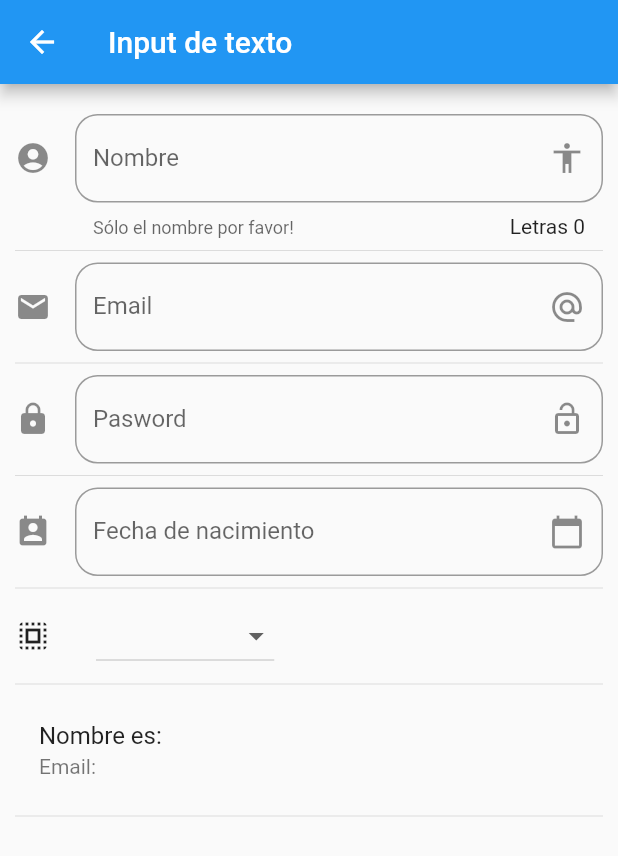
After one commit to danielgomezcantero/componentes_flutter, a Flutter app: the InputPage screen opened by its route, on a phone screen of 412 x 824 dp. The commit adds this screen. Shown: the top 856 px of the screen. Run offline on Flutter 3.47's test engine with Material 2 defaults, Android fonts, the phone set to English and light mode, and no system bars; missing offline and left inert: dart:ffi; network calls fail.

Commit message:
Input, dropdown, datepicker, textfield

```diff
--- a/componentes/data/menu_opts.json
+++ b/componentes/data/menu_opts.json
@@ -1,20 +1,29 @@
 {
-    "nombreApp" : "Componentes",
-    "rutas" : [
-        {
-            "ruta" : "alert",
-            "icon" : "add_alert",
+    "nombreApp": "Componentes",
+    "rutas": [{
+            "ruta": "alert",
+            "icon": "add_alert",
             "texto": "Alertas"
         },
         {
-            "ruta" : "avatar",
-            "icon" : "accessibility",
+            "ruta": "avatar",
+            "icon": "accessibility",
             "texto": "Avatars"
         },
         {
-            "ruta" : "card",
-            "icon" : "folder_open",
+            "ruta": "card",
+            "icon": "folder_open",
             "texto": "Cards - Tarjetas"
+        },
+        {
+            "ruta": "animatedContainer",
+            "icon": "donut_large",
+            "texto": "Animated Container"
+        },
+        {
+            "ruta": "inputs",
+            "icon": "input",
+            "texto": "Inputs"
         }
     ]
 }
--- a/componentes/lib/src/pages/home_page.dart
+++ b/componentes/lib/src/pages/home_page.dart
@@ -1,7 +1,7 @@
-import 'package:componentes/src/pages/alert_page.dart';
+import 'package:flutter/material.dart';
+
 import 'package:componentes/src/providers/menu_provider.dart';
 import 'package:componentes/src/utils/icono_string_util.dart';
-import 'package:flutter/material.dart';
 
 class HomePage extends StatelessWidget {
   @override
--- /dev/null
+++ b/componentes/lib/src/pages/input_page.dart
@@ -0,0 +1,174 @@
+import 'dart:ffi';
+
+import 'package:flutter/material.dart';
+
+class InputPage extends StatefulWidget {
+  InputPage({Key key}) : super(key: key);
+
+  @override
+  _InputPageState createState() => _InputPageState();
+}
+
+class _InputPageState extends State<InputPage> {
+  String _nombre = '';
+  String _email = '';
+  String _fecha = '';
+
+  String _opcionSeleccionada = 'Seleccionar';
+  List<String> _poderes = ['Volar', 'Super Aliento', 'Rayos X', 'Super Fuerza'];
+
+  TextEditingController _inputFieldDateController = new TextEditingController();
+
+  @override
+  Widget build(BuildContext context) {
+    return Scaffold(
+      appBar: AppBar(
+        title: Text('Input de texto'),
+      ),
+      body: ListView(
+        padding: EdgeInsets.symmetric(horizontal: 10.0, vertical: 20.0),
+        children: <Widget>[
+          _crearInput(),
+          Divider(),
+          _crearEmail(),
+          Divider(),
+          _crearPasword(),
+          Divider(),
+          _crearFecha(context),
+          Divider(),
+          _crearDropDown(),
+          Divider(),
+          _crearPersona(),
+          Divider(),
+        ],
+      ),
+    );
+  }
+
+  Widget _crearInput() {
+    return TextField(
+      textCapitalization: TextCapitalization.sentences,
+      decoration: InputDecoration(
+          border: OutlineInputBorder(borderRadius: BorderRadius.circular(15.0)),
+          counter: Text('Letras ${_nombre.length}'),
+          hintText: 'Nombre de la Persona',
+          labelText: 'Nombre',
+          helperText: 'Sólo el nombre por favor!',
+          suffixIcon: Icon(Icons.accessibility),
+          icon: Icon(Icons.account_circle)),
+      onChanged: (valor) {
+        setState(() {
+          _nombre = valor;
+        });
+      },
+    );
+  }
+
+  Widget _crearPersona() {
+    return ListTile(
+      title: Text('Nombre es: $_nombre'),
+      subtitle: Text('Email: $_email'),
+    );
+  }
+
+  Widget _crearEmail() {
+    return TextField(
+      keyboardType: TextInputType.emailAddress,
+      decoration: InputDecoration(
+          border: OutlineInputBorder(borderRadius: BorderRadius.circular(15.0)),
+          hintText: 'Email',
+          labelText: 'Email',
+          suffixIcon: Icon(Icons.alternate_email),
+          icon: Icon(Icons.email)),
+      onChanged: (valor) {
+        setState(() {
+          _email = valor;
+        });
+      },
+    );
+  }
+
+  Widget _crearPasword() {
+    return TextField(
+      obscureText: true,
+      decoration: InputDecoration(
+          border: OutlineInputBorder(borderRadius: BorderRadius.circular(15.0)),
+          hintText: 'Pasword',
+          labelText: 'Pasword',
+          suffixIcon: Icon(Icons.lock_open),
+          icon: Icon(Icons.lock)),
+      onChanged: (valor) {
+        setState(() {
+          //_email = valor;
+        });
+      },
+    );
+  }
+
+  Widget _crearFecha(BuildContext context) {
+    return TextField(
+      controller: _inputFieldDateController,
+      enableInteractiveSelection: false,
+      decoration: InputDecoration(
+          border: OutlineInputBorder(borderRadius: BorderRadius.circular(15.0)),
+          hintText: 'Fecha de nacimiento',
+          labelText: 'Fecha de nacimiento',
+          suffixIcon: Icon(Icons.calendar_today),
+          icon: Icon(Icons.perm_contact_calendar)),
+      onTap: () {
+        FocusScope.of(context).requestFocus(new FocusNode());
+        _selectDate(context);
+      },
+    );
+  }
+
+  void _selectDate(BuildContext context) async {
+    DateTime picked = await showDatePicker(
+      context: context,
+      initialDate: new DateTime.now(),
+      firstDate: new DateTime(2018),
+      lastDate: new DateTime(2025),
+    );
+
+    if (picked != null) {
+      setState(() {
+        _fecha = picked.toString();
+        _inputFieldDateController.text = _fecha;
+      });
+    }
+  }
+
+  List<DropdownMenuItem<String>> getOpcionesDropdown() {
+    List<DropdownMenuItem<String>> lista = new List();
+
+    _poderes.forEach((poder) {
+      lista.add(DropdownMenuItem(
+        child: Text(poder),
+        value: poder,
+      ));
+    });
+
+    return lista;
+  }
+
+  Widget _crearDropDown() {
+    return Row(
+      children: <Widget>[
+        Icon(Icons.select_all),
+        SizedBox(
+          width: 30.0,
+        ),
+        DropdownButton(
+            onTap: () {},
+            value: _opcionSeleccionada,
+            dropdownColor: Colors.lightBlueAccent,
+            items: getOpcionesDropdown(),
+            onChanged: (opt) {
+              setState(() {
+                _opcionSeleccionada = opt;
+              });
+            })
+      ],
+    );
+  }
+}
--- a/componentes/lib/src/utils/icono_string_util.dart
+++ b/componentes/lib/src/utils/icono_string_util.dart
@@ -4,7 +4,9 @@ import 'package:flutter/cupertino.dart';
 final _icons = <String, IconData>{
   'add_alert': Icons.add_alert,
   'accessibility': Icons.accessibility,
-  'folder_open': Icons.folder_open
+  'folder_open': Icons.folder_open,
+  'donut_large': Icons.donut_large,
+  'input': Icons.input,
 };
 
 Icon getIcon(String nombreIcono) {
--- a/componentes/pubspec.yaml
+++ b/componentes/pubspec.yaml
@@ -23,6 +23,8 @@ environment:
 dependencies:
   flutter:
     sdk: flutter
+  flutter_localizations:
+    sdk: flutter
 
 
   # The following adds the Cupertino Icons font to your application.
@@ -47,6 +49,7 @@ flutter:
   # To add assets to your application, add an assets section, like this:
   assets:
     - data/menu_opts.json
+    - assets/
   #   - images/a_dot_burr.jpeg
   #   - images/a_dot_ham.jpeg
 
```
Also changed, not shown: componentes/lib/main.dart (+17 -8 lines), componentes/lib/src/pages/alert_page.dart (+47 -0 lines), componentes/lib/src/pages/animated_container.dart (added, +51 -0 lines), componentes/lib/src/pages/avatar_page.dart (+25 -0 lines), componentes/lib/src/pages/card_page.dart (added, +109 -0 lines), componentes/lib/src/pages/tab_page.dart (added, +35 -0 lines), componentes/lib/src/routes/routes.dart (added, +19 -0 lines), componentes/assets/jar-loading.gif (added), componentes/pubspec.lock.
